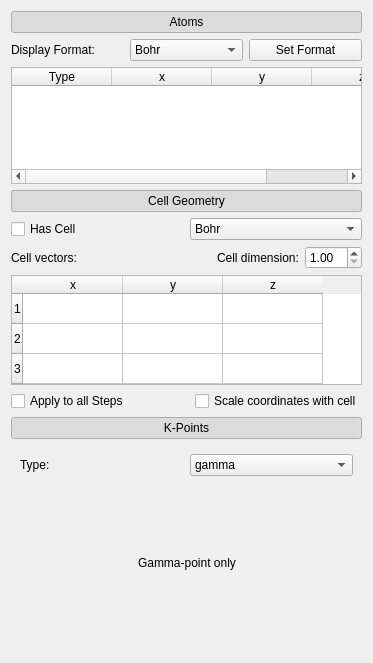
First picture: the form in vipster/qt/molwidget.ui, repository sgsaenger/vipster, before the edit.
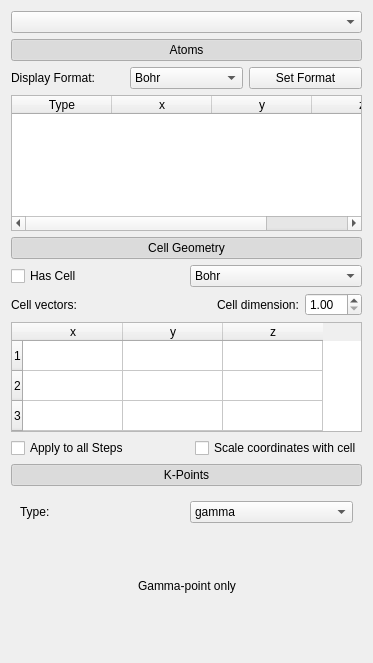
Second picture: the form after the edit.

```diff
--- a/vipster/qt/molwidget.ui
+++ b/vipster/qt/molwidget.ui
@@ -13,7 +13,10 @@
   <property name="windowTitle">
    <string>Form</string>
   </property>
-  <layout class="QVBoxLayout" name="verticalLayout" stretch="0,0,0,0,0,0">
+  <layout class="QVBoxLayout" name="verticalLayout" stretch="0,0,0,0,0,0,0">
+   <item>
+    <widget class="QComboBox" name="molList"/>
+   </item>
    <item>
     <widget class="QPushButton" name="atomTableButton">
      <property name="text">
@@ -309,6 +312,12 @@
    </item>
    <item>
     <widget class="QWidget" name="kpointContainer" native="true">
+     <property name="maximumSize">
+      <size>
+       <width>16777215</width>
+       <height>200</height>
+      </size>
+     </property>
      <layout class="QGridLayout" name="gridLayout_2">
       <item row="0" column="0">
        <widget class="QLabel" name="label">
```
